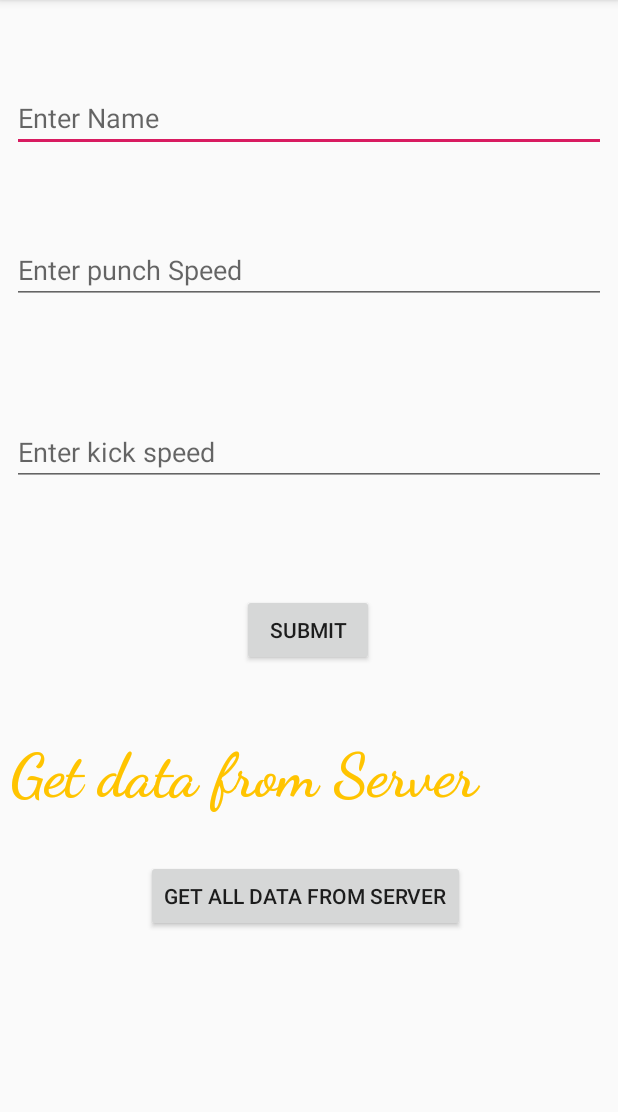
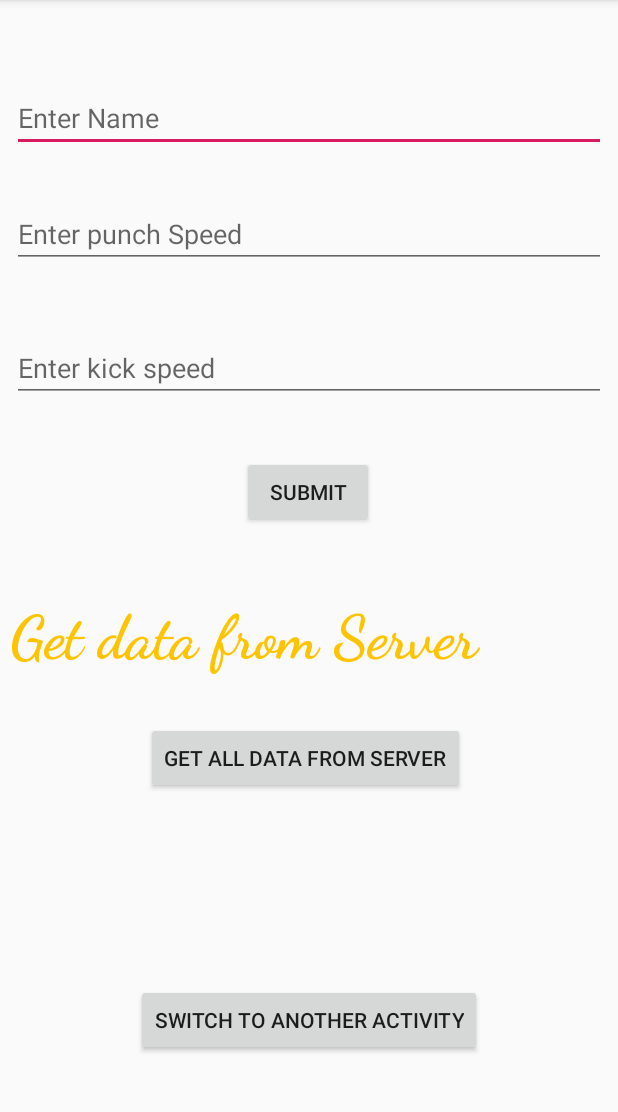
Before and after one commit to cyclo-alkane/InstagramClone, an Android app: the screen it shows after launch (SignUp), on a phone screen of 412 x 824 dp, the part 84-1196 px from its top. Run offline under Robolectric (Android 15) with nearby library versions, the phone set to English and light mode, and no system bars; libraries missing offline, so code that uses them is left out: com.parse, com.shashank.sony; 1 statement that could not run was skipped.

```diff
--- a/app/src/main/java/com/example/instagramclone/SignUp.java
+++ b/app/src/main/java/com/example/instagramclone/SignUp.java
@@ -20,7 +20,7 @@ import java.util.List;
 
  public class SignUp extends AppCompatActivity implements View.OnClickListener {
      private EditText edtName,edtPunch,edtKick;
-     private Button submit,btnGetAllData;
+     private Button submit,btnGetAllData,btnNextActivity;
      private TextView getData;
      private String allKickBoxers;
 
@@ -34,6 +34,7 @@ import java.util.List;
         submit=findViewById(R.id.submit);
         getData=findViewById(R.id.getData);
         btnGetAllData=findViewById(R.id.btnGetAllData);
+        btnNextActivity = findViewById(R.id.btnNextActivity);
         submit.setOnClickListener(SignUp.this) ;
         getData.setOnClickListener(new View.OnClickListener() {
             @Override
@@ -55,23 +56,32 @@ import java.util.List;
             public void onClick(View v) {
                 allKickBoxers ="";
                 ParseQuery<ParseObject> queryAll = ParseQuery.getQuery("KickBoxer");
+                queryAll.whereGreaterThan("kick",300);
                 queryAll.findInBackground(new FindCallback<ParseObject>() {
                     @Override
                     public void done(List<ParseObject> objects, ParseException e) {
                         if(e==null){
                             if(objects.size()>0){
                                 for(ParseObject kickBoxer:objects){
-                                    allKickBoxers=allKickBoxers +"Name:"+ kickBoxer.get("name") + " Punch: "+ kickBoxer.get("punch")+ " Kick: " + kickBoxer.get("kick") + "\n";
+                                    allKickBoxers=allKickBoxers +"Name:"+ kickBoxer.get("name") + "\n";
                                 }
 
                                 FancyToast.makeText(SignUp.this,allKickBoxers,FancyToast.LENGTH_LONG,FancyToast.SUCCESS,true).show();
-                            }else{
-                                FancyToast.makeText(SignUp.this,e.getMessage(),FancyToast.LENGTH_LONG,FancyToast.ERROR,true).show();
+                            }
+                            else{
+                                FancyToast.makeText(SignUp.this,"failure",FancyToast.LENGTH_LONG,FancyToast.ERROR,true).show();
 
                             }
                         }
                     }
                 });
+            }
+        });
+
+        btnNextActivity.setOnClickListener(new View.OnClickListener() {
+            @Override
+            public void onClick(View v) {
+
             }
         });
 
@@ -92,7 +102,7 @@ import java.util.List;
                         FancyToast.makeText(SignUp.this, kickboxer.get("name") + "is saved successfully to server", FancyToast.LENGTH_LONG, FancyToast.SUCCESS, true).show();
                         //Toast.makeText(SignUp.this,kickboxer.get("name")+" is saved successfully to server",Toast.LENGTH_LONG).show();
                     } else {
-                        FancyToast.makeText(SignUp.this, e.getMessage(), FancyToast.LENGTH_LONG, FancyToast.ERROR, true).show();
+                   //     FancyToast.makeText(SignUp.this, e.getMessage(), FancyToast.LENGTH_LONG, FancyToast.ERROR, true).show();
 
 //                    Toast.makeText(SignUp.this,e.getMessage(),Toast.LENGTH_LONG).show();
 
--- /dev/null
+++ b/app/src/main/java/com/example/instagramclone/SignUpLogInActivity.java
@@ -0,0 +1,4 @@
+package com.example.instagramclone;
+
+public class SignUpLogInActivity {
+}
--- a/app/src/main/res/layout/activity_main.xml
+++ b/app/src/main/res/layout/activity_main.xml
@@ -25,12 +25,13 @@
         android:layout_width="0dp"
         android:layout_height="wrap_content"
         android:layout_marginStart="8dp"
-        android:layout_marginTop="56dp"
+        android:layout_marginTop="32dp"
         android:layout_marginEnd="8dp"
         android:ems="10"
         android:hint="Enter punch Speed"
         android:inputType="number"
         app:layout_constraintEnd_toEndOf="parent"
+        app:layout_constraintHorizontal_bias="0.0"
         app:layout_constraintStart_toStartOf="parent"
         app:layout_constraintTop_toBottomOf="@+id/edtName" />
 
@@ -39,12 +40,13 @@
         android:layout_width="0dp"
         android:layout_height="wrap_content"
         android:layout_marginStart="8dp"
-        android:layout_marginTop="76dp"
+        android:layout_marginTop="44dp"
         android:layout_marginEnd="8dp"
         android:ems="10"
         android:hint="Enter kick speed"
         android:inputType="number"
         app:layout_constraintEnd_toEndOf="parent"
+        app:layout_constraintHorizontal_bias="0.0"
         app:layout_constraintStart_toStartOf="parent"
         app:layout_constraintTop_toBottomOf="@+id/edtPunch" />
 
@@ -53,7 +55,7 @@
         android:layout_width="wrap_content"
         android:layout_height="wrap_content"
         android:layout_marginStart="8dp"
-        android:layout_marginTop="72dp"
+        android:layout_marginTop="36dp"
         android:layout_marginEnd="8dp"
         android:text="SUBMIT"
         app:layout_constraintEnd_toEndOf="parent"
@@ -89,4 +91,17 @@
         app:layout_constraintHorizontal_bias="0.511"
         app:layout_constraintStart_toStartOf="parent"
         app:layout_constraintTop_toBottomOf="@+id/getData" />
+
+    <Button
+        android:id="@+id/btnNextActivity"
+        android:layout_width="wrap_content"
+        android:layout_height="wrap_content"
+        android:layout_marginStart="8dp"
+        android:layout_marginEnd="8dp"
+        android:layout_marginBottom="64dp"
+        android:text="Switch to another activity"
+        app:layout_constraintBottom_toBottomOf="parent"
+        app:layout_constraintEnd_toEndOf="parent"
+        app:layout_constraintHorizontal_bias="0.498"
+        app:layout_constraintStart_toStartOf="parent" />
 </androidx.constraintlayout.widget.ConstraintLayout>
```
